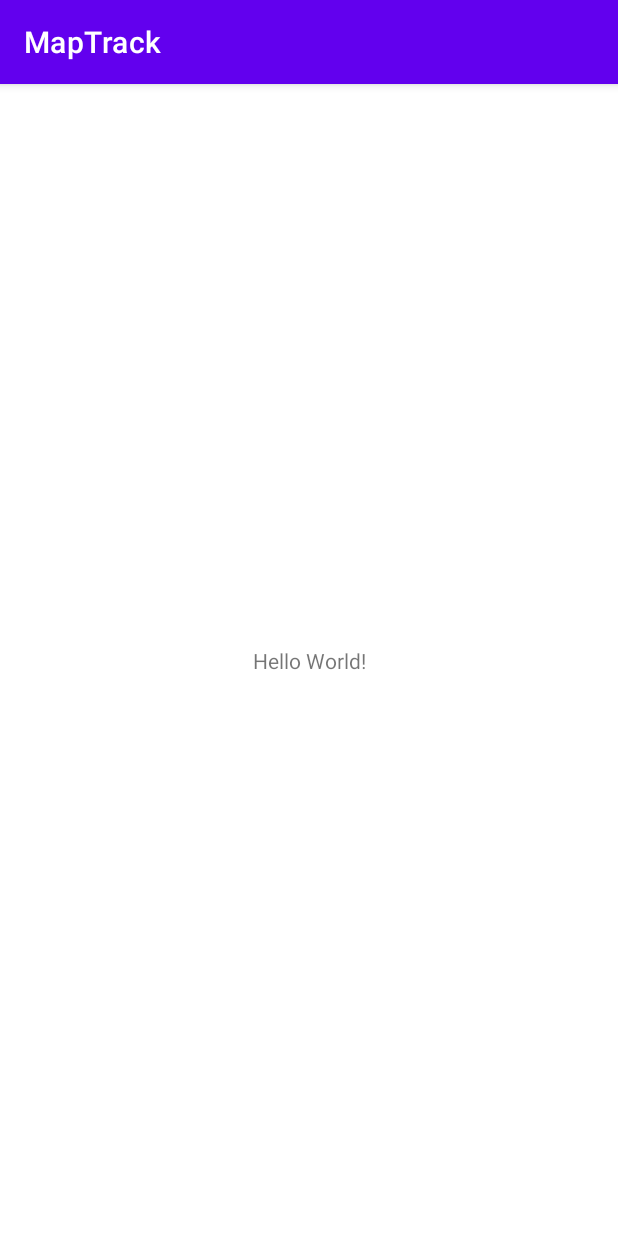
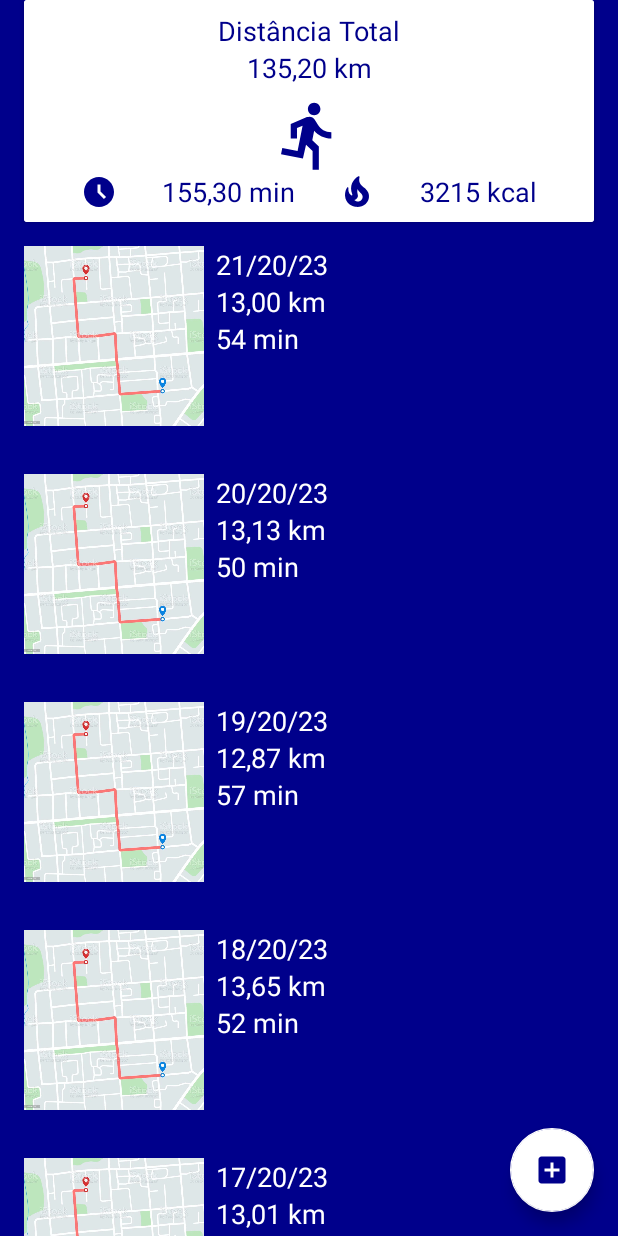
Before and after one commit to LucasOliveiraSimao/MapTrack, an Android app: the screen it shows after launch (MainActivity), on a phone screen of 412 x 824 dp. Run offline under Robolectric (Android 15) with nearby library versions, the phone set to English and light mode, and no system bars.

Commit message:
Creates home screen, adding string files, colors, icons for normal/dark theme and data fake

```diff
--- a/app/src/main/AndroidManifest.xml
+++ b/app/src/main/AndroidManifest.xml
@@ -12,7 +12,7 @@
         android:theme="@style/Theme.MapTrack"
         tools:targetApi="31">
         <activity
-            android:name=".MainActivity"
+            android:name=".ui.MainActivity"
             android:exported="true">
             <intent-filter>
                 <action android:name="android.intent.action.MAIN" />
--- /dev/null
+++ b/app/src/main/java/com/lucassimao/maptrack/data/RouteEntity.kt
@@ -0,0 +1,8 @@
+package com.lucassimao.maptrack.data
+
+data class RouteEntity(
+    val image: Int,
+    val date: String,
+    val distance: String,
+    val time: String
+)
--- /dev/null
+++ b/app/src/main/java/com/lucassimao/maptrack/ui/HomeFragment.kt
@@ -0,0 +1,46 @@
+package com.lucassimao.maptrack.ui
+
+import android.os.Bundle
+import android.view.LayoutInflater
+import android.view.View
+import android.view.ViewGroup
+import androidx.fragment.app.Fragment
+import com.lucassimao.maptrack.R
+import com.lucassimao.maptrack.data.RouteEntity
+import com.lucassimao.maptrack.databinding.FragmentHomeBinding
+
+class HomeFragment : Fragment() {
+    private lateinit var binding: FragmentHomeBinding
+    private lateinit var routeAdapter: RouteAdapter
+
+    override fun onCreateView(
+        inflater: LayoutInflater, container: ViewGroup?,
+        savedInstanceState: Bundle?
+    ): View {
+        binding = FragmentHomeBinding.inflate(layoutInflater)
+        return binding.root
+    }
+
+    override fun onViewCreated(view: View, savedInstanceState: Bundle?) {
+        super.onViewCreated(view, savedInstanceState)
+
+        initRecyclerView(listOfRoutes())
+
+    }
+
+    private fun listOfRoutes(): List<RouteEntity> {
+        return listOf(
+            RouteEntity(R.drawable.img_track, "21/20/23", "13,00 km", "54 min"),
+            RouteEntity(R.drawable.img_track, "20/20/23", "13,13 km", "50 min"),
+            RouteEntity(R.drawable.img_track, "19/20/23", "12,87 km", "57 min"),
+            RouteEntity(R.drawable.img_track, "18/20/23", "13,65 km", "52 min"),
+            RouteEntity(R.drawable.img_track, "17/20/23", "13,01 km", "50 min"),
+        )
+    }
+
+    private fun initRecyclerView(listOfRoutes: List<RouteEntity>) {
+        routeAdapter = RouteAdapter(listOfRoutes)
+        binding.homeListOfRoutes.adapter = routeAdapter
+    }
+
+}
--- /dev/null
+++ b/app/src/main/java/com/lucassimao/maptrack/ui/MainActivity.kt
@@ -0,0 +1,16 @@
+package com.lucassimao.maptrack.ui
+
+import androidx.appcompat.app.AppCompatActivity
+import android.os.Bundle
+import com.lucassimao.maptrack.databinding.ActivityMainBinding
+
+class MainActivity : AppCompatActivity() {
+    private lateinit var binding: ActivityMainBinding
+
+    override fun onCreate(savedInstanceState: Bundle?) {
+        super.onCreate(savedInstanceState)
+        binding = ActivityMainBinding.inflate(layoutInflater)
+        setContentView(binding.root)
+    }
+
+}
--- /dev/null
+++ b/app/src/main/java/com/lucassimao/maptrack/ui/RouteAdapter.kt
@@ -0,0 +1,37 @@
+package com.lucassimao.maptrack.ui
+
+import android.view.LayoutInflater
+import android.view.ViewGroup
+import androidx.recyclerview.widget.RecyclerView
+import com.lucassimao.maptrack.data.RouteEntity
+import com.lucassimao.maptrack.databinding.ListItemBinding
+
+class RouteAdapter(private val listOfRoutes: List<RouteEntity>) :
+    RecyclerView.Adapter<RouteViewHolder>() {
+
+    override fun onCreateViewHolder(parent: ViewGroup, viewType: Int): RouteViewHolder {
+        val layoutInflater = LayoutInflater.from(parent.context)
+        val binding = ListItemBinding.inflate(layoutInflater, parent, false)
+        return RouteViewHolder(binding)
+    }
+
+    override fun getItemCount() = listOfRoutes.size
+
+    override fun onBindViewHolder(holder: RouteViewHolder, position: Int) {
+        holder.bind(listOfRoutes[position])
+    }
+}
+
+class RouteViewHolder(private val binding: ListItemBinding) :
+    RecyclerView.ViewHolder(binding.root) {
+
+    fun bind(route: RouteEntity) {
+        binding.apply {
+            listItemImage.setImageResource(route.image)
+            listItemDate.text = route.date
+            listItemDistance.text = route.distance
+            listItemTime.text = route.time
+        }
+    }
+
+}
--- /dev/null
+++ b/app/src/main/res/drawable/ic_add_box.xml
@@ -0,0 +1,10 @@
+<vector xmlns:android="http://schemas.android.com/apk/res/android"
+    android:width="24dp"
+    android:height="24dp"
+    android:tint="@color/dark_blue"
+    android:viewportWidth="24"
+    android:viewportHeight="24">
+    <path
+        android:fillColor="@android:color/white"
+        android:pathData="M19,3L5,3c-1.11,0 -2,0.9 -2,2v14c0,1.1 0.89,2 2,2h14c1.1,0 2,-0.9 2,-2L21,5c0,-1.1 -0.9,-2 -2,-2zM17,13h-4v4h-2v-4L7,13v-2h4L11,7h2v4h4v2z" />
+</vector>
--- /dev/null
+++ b/app/src/main/res/drawable/ic_calories.xml
@@ -0,0 +1,10 @@
+<vector xmlns:android="http://schemas.android.com/apk/res/android"
+    android:width="24dp"
+    android:height="24dp"
+    android:tint="@color/dark_blue"
+    android:viewportWidth="24"
+    android:viewportHeight="24">
+    <path
+        android:fillColor="@android:color/white"
+        android:pathData="M19.48,12.35c-1.57,-4.08 -7.16,-4.3 -5.81,-10.23c0.1,-0.44 -0.37,-0.78 -0.75,-0.55C9.29,3.71 6.68,8 8.87,13.62c0.18,0.46 -0.36,0.89 -0.75,0.59c-1.81,-1.37 -2,-3.34 -1.84,-4.75c0.06,-0.52 -0.62,-0.77 -0.91,-0.34C4.69,10.16 4,11.84 4,14.37c0.38,5.6 5.11,7.32 6.81,7.54c2.43,0.31 5.06,-0.14 6.95,-1.87C19.84,18.11 20.6,15.03 19.48,12.35zM10.2,17.38c1.44,-0.35 2.18,-1.39 2.38,-2.31c0.33,-1.43 -0.96,-2.83 -0.09,-5.09c0.33,1.87 3.27,3.04 3.27,5.08C15.84,17.59 13.1,19.76 10.2,17.38z" />
+</vector>
--- /dev/null
+++ b/app/src/main/res/drawable/ic_home.xml
@@ -0,0 +1,10 @@
+<vector xmlns:android="http://schemas.android.com/apk/res/android"
+    android:width="24dp"
+    android:height="24dp"
+    android:tint="@color/dark_blue"
+    android:viewportWidth="24"
+    android:viewportHeight="24">
+    <path
+        android:fillColor="@android:color/white"
+        android:pathData="M10,20v-6h4v6h5v-8h3L12,3 2,12h3v8z" />
+</vector>
--- /dev/null
+++ b/app/src/main/res/drawable/ic_run.xml
@@ -0,0 +1,11 @@
+<vector xmlns:android="http://schemas.android.com/apk/res/android"
+    android:width="24dp"
+    android:height="24dp"
+    android:autoMirrored="true"
+    android:tint="@color/dark_blue"
+    android:viewportWidth="24"
+    android:viewportHeight="24">
+    <path
+        android:fillColor="@android:color/white"
+        android:pathData="M13.49,5.48c1.1,0 2,-0.9 2,-2s-0.9,-2 -2,-2 -2,0.9 -2,2 0.9,2 2,2zM9.89,19.38l1,-4.4 2.1,2v6h2v-7.5l-2.1,-2 0.6,-3c1.3,1.5 3.3,2.5 5.5,2.5v-2c-1.9,0 -3.5,-1 -4.3,-2.4l-1,-1.6c-0.4,-0.6 -1,-1 -1.7,-1 -0.3,0 -0.5,0.1 -0.8,0.1l-5.2,2.2v4.7h2v-3.4l1.8,-0.7 -1.6,8.1 -4.9,-1 -0.4,2 7,1.4z" />
+</vector>
--- /dev/null
+++ b/app/src/main/res/drawable/ic_time_filled_24.xml
@@ -0,0 +1,10 @@
+<vector xmlns:android="http://schemas.android.com/apk/res/android"
+    android:width="24dp"
+    android:height="24dp"
+    android:tint="@color/dark_blue"
+    android:viewportWidth="24"
+    android:viewportHeight="24">
+    <path
+        android:fillColor="@android:color/white"
+        android:pathData="M11.99,2C6.47,2 2,6.48 2,12s4.47,10 9.99,10C17.52,22 22,17.52 22,12S17.52,2 11.99,2zM15.29,16.71L11,12.41V7h2v4.59l3.71,3.71L15.29,16.71z" />
+</vector>
--- a/app/src/main/res/layout/activity_main.xml
+++ b/app/src/main/res/layout/activity_main.xml
@@ -4,15 +4,18 @@
     xmlns:tools="http://schemas.android.com/tools"
     android:layout_width="match_parent"
     android:layout_height="match_parent"
-    tools:context=".MainActivity">
+    tools:context=".ui.MainActivity">
 
-    <TextView
-        android:layout_width="wrap_content"
-        android:layout_height="wrap_content"
-        android:text="Hello World!"
-        app:layout_constraintBottom_toBottomOf="parent"
+    <androidx.fragment.app.FragmentContainerView
+        android:id="@+id/nav_host_fragment"
+        android:name="androidx.navigation.fragment.NavHostFragment"
+        android:layout_width="0dp"
+        android:layout_height="0dp"
+        app:defaultNavHost="true"
         app:layout_constraintEnd_toEndOf="parent"
         app:layout_constraintStart_toStartOf="parent"
-        app:layout_constraintTop_toTopOf="parent" />
+        app:layout_constraintTop_toTopOf="parent"
+        app:layout_constraintBottom_toBottomOf="parent"
+        app:navGraph="@navigation/nav_graph" />
 
 </androidx.constraintlayout.widget.ConstraintLayout>
--- /dev/null
+++ b/app/src/main/res/layout/content_card_home.xml
@@ -0,0 +1,98 @@
+<?xml version="1.0" encoding="utf-8"?>
+<androidx.cardview.widget.CardView xmlns:android="http://schemas.android.com/apk/res/android"
+    xmlns:app="http://schemas.android.com/apk/res-auto"
+    xmlns:tools="http://schemas.android.com/tools"
+    android:layout_width="match_parent"
+    android:layout_height="wrap_content"
+    android:layout_margin="16dp"
+    tools:showIn="@layout/fragment_home">
+
+    <androidx.constraintlayout.widget.ConstraintLayout
+        android:layout_width="match_parent"
+        android:layout_height="match_parent"
+        android:background="@color/white"
+        android:padding="8dp">
+
+        <TextView
+            android:id="@+id/textView"
+            style="@style/TextViewHomeDefault"
+            android:layout_width="wrap_content"
+            android:layout_height="wrap_content"
+            android:text="@string/total_distance"
+            app:layout_constraintEnd_toEndOf="parent"
+            app:layout_constraintStart_toStartOf="parent"
+            app:layout_constraintTop_toTopOf="parent" />
+
+        <TextView
+            android:id="@+id/content_card_total_km"
+            style="@style/TextViewHomeDefault"
+            android:layout_width="wrap_content"
+            android:layout_height="wrap_content"
+            android:text="@string/total_km"
+            app:layout_constraintEnd_toEndOf="@+id/textView"
+            app:layout_constraintStart_toStartOf="@+id/textView"
+            app:layout_constraintTop_toBottomOf="@+id/textView" />
+
+        <ImageView
+            android:id="@+id/imageView5"
+            android:layout_width="50dp"
+            android:layout_height="50dp"
+            android:layout_marginTop="8dp"
+            android:src="@drawable/ic_run"
+            app:layout_constraintEnd_toEndOf="@+id/textView"
+            app:layout_constraintStart_toStartOf="@+id/textView"
+            app:layout_constraintTop_toBottomOf="@+id/content_card_total_km"
+            tools:ignore="ContentDescription" />
+
+        <ImageView
+            android:id="@+id/imageView"
+            android:layout_width="wrap_content"
+            android:layout_height="wrap_content"
+            android:src="@drawable/ic_time_filled_24"
+            app:layout_constraintBaseline_toBottomOf="parent"
+            app:layout_constraintBottom_toBottomOf="@+id/content_card_total_time"
+            app:layout_constraintEnd_toStartOf="@+id/content_card_total_time"
+            app:layout_constraintStart_toStartOf="parent"
+            app:layout_constraintTop_toTopOf="@+id/content_card_total_time"
+            tools:ignore="ContentDescription" />
+
+        <TextView
+            android:id="@+id/content_card_total_time"
+            style="@style/TextViewHomeDefault"
+            android:layout_width="wrap_content"
+            android:layout_height="wrap_content"
+            android:text="@string/total_time"
+            app:layout_constraintBottom_toBottomOf="parent"
+            app:layout_constraintEnd_toStartOf="@+id/content_card_total_calories"
+            app:layout_constraintHorizontal_bias="0.5"
+            app:layout_constraintStart_toEndOf="@+id/imageView"
+            app:layout_constraintTop_toBottomOf="@+id/imageView5"
+            tools:ignore="MissingConstraints" />
+
+        <ImageView
+            android:id="@+id/content_card_total_calories"
+            android:layout_width="wrap_content"
+            android:layout_height="wrap_content"
+            android:src="@drawable/ic_calories"
+            app:layout_constraintBottom_toBottomOf="@+id/textView3"
+            app:layout_constraintEnd_toStartOf="@+id/textView3"
+            app:layout_constraintStart_toEndOf="@+id/content_card_total_time"
+            app:layout_constraintTop_toTopOf="@+id/textView3"
+            tools:ignore="ContentDescription,MissingConstraints" />
+
+        <TextView
+            android:id="@+id/textView3"
+            style="@style/TextViewHomeDefault"
+            android:layout_width="wrap_content"
+            android:layout_height="wrap_content"
+            android:text="@string/total_calories"
+            app:layout_constraintBottom_toBottomOf="parent"
+            app:layout_constraintEnd_toEndOf="parent"
+            app:layout_constraintHorizontal_bias="0.5"
+            app:layout_constraintStart_toEndOf="@+id/content_card_total_calories"
+            app:layout_constraintTop_toBottomOf="@+id/imageView5"
+            tools:ignore="MissingConstraints" />
+
+    </androidx.constraintlayout.widget.ConstraintLayout>
+
+</androidx.cardview.widget.CardView>
--- /dev/null
+++ b/app/src/main/res/layout/fragment_home.xml
@@ -0,0 +1,36 @@
+<?xml version="1.0" encoding="utf-8"?>
+<androidx.constraintlayout.widget.ConstraintLayout xmlns:android="http://schemas.android.com/apk/res/android"
+    xmlns:app="http://schemas.android.com/apk/res-auto"
+    xmlns:tools="http://schemas.android.com/tools"
+    android:layout_width="match_parent"
+    android:layout_height="match_parent"
+    tools:context=".ui.HomeFragment">
+
+    <include
+        android:id="@+id/include_card_home"
+        layout="@layout/content_card_home"
+        app:layout_constraintEnd_toEndOf="parent"
+        app:layout_constraintStart_toStartOf="parent"
+        app:layout_constraintTop_toTopOf="parent" />
+
+    <androidx.recyclerview.widget.RecyclerView
+        android:id="@+id/home_list_of_routes"
+        android:layout_width="0dp"
+        android:layout_height="0dp"
+        app:layoutManager="androidx.recyclerview.widget.LinearLayoutManager"
+        app:layout_constraintBottom_toBottomOf="parent"
+        app:layout_constraintEnd_toEndOf="parent"
+        app:layout_constraintStart_toStartOf="parent"
+        app:layout_constraintTop_toBottomOf="@+id/include_card_home"
+        tools:listitem="@layout/list_item" />
+
+    <com.google.android.material.floatingactionbutton.FloatingActionButton
+        android:layout_width="wrap_content"
+        android:layout_height="wrap_content"
+        android:layout_margin="16dp"
+        android:src="@drawable/ic_add_box"
+        app:layout_constraintBottom_toBottomOf="parent"
+        app:layout_constraintEnd_toEndOf="parent"
+        tools:ignore="ContentDescription" />
+
+</androidx.constraintlayout.widget.ConstraintLayout>
--- /dev/null
+++ b/app/src/main/res/layout/list_item.xml
@@ -0,0 +1,49 @@
+<?xml version="1.0" encoding="utf-8"?>
+<androidx.constraintlayout.widget.ConstraintLayout xmlns:android="http://schemas.android.com/apk/res/android"
+    xmlns:app="http://schemas.android.com/apk/res-auto"
+    xmlns:tools="http://schemas.android.com/tools"
+    android:layout_width="match_parent"
+    android:layout_height="wrap_content"
+    android:padding="16dp">
+
+    <ImageView
+        android:id="@+id/list_item_image"
+        android:layout_width="120dp"
+        android:layout_height="120dp"
+        android:scaleType="centerCrop"
+        app:layout_constraintStart_toStartOf="parent"
+        app:layout_constraintTop_toTopOf="parent"
+        tools:src="@drawable/img_track"
+        tools:ignore="ContentDescription" />
+
+    <TextView
+        android:id="@+id/list_item_date"
+        style="@style/TextViewListItemDefault"
+        android:layout_width="wrap_content"
+        android:layout_height="wrap_content"
+        android:layout_marginStart="8dp"
+        android:text="@string/example_date"
+        app:layout_constraintStart_toEndOf="@+id/list_item_image"
+        app:layout_constraintTop_toTopOf="@+id/list_item_image" />
+
+    <TextView
+        android:id="@+id/list_item_distance"
+        style="@style/TextViewListItemDefault"
+        android:layout_width="wrap_content"
+        android:layout_height="wrap_content"
+        android:layout_marginStart="8dp"
+        android:text="@string/example_km"
+        app:layout_constraintStart_toEndOf="@+id/list_item_image"
+        app:layout_constraintTop_toBottomOf="@+id/list_item_date" />
+
+    <TextView
+        android:id="@+id/list_item_time"
+        style="@style/TextViewListItemDefault"
+        android:layout_width="wrap_content"
+        android:layout_height="wrap_content"
+        android:layout_marginStart="8dp"
+        android:text="@string/example_time"
+        app:layout_constraintStart_toEndOf="@+id/list_item_image"
+        app:layout_constraintTop_toBottomOf="@+id/list_item_distance" />
+
+</androidx.constraintlayout.widget.ConstraintLayout>
--- /dev/null
+++ b/app/src/main/res/navigation/nav_graph.xml
@@ -0,0 +1,13 @@
+<?xml version="1.0" encoding="utf-8"?>
+<navigation xmlns:android="http://schemas.android.com/apk/res/android"
+    xmlns:app="http://schemas.android.com/apk/res-auto"
+    xmlns:tools="http://schemas.android.com/tools"
+    android:id="@+id/nav_graph"
+    app:startDestination="@id/homeFragment">
+
+    <fragment
+        android:id="@+id/homeFragment"
+        android:name="com.lucassimao.maptrack.ui.HomeFragment"
+        android:label="fragment_home"
+        tools:layout="@layout/fragment_home" />
+</navigation>
--- a/app/src/main/res/values-night/themes.xml
+++ b/app/src/main/res/values-night/themes.xml
@@ -1,16 +1,17 @@
 <resources xmlns:tools="http://schemas.android.com/tools">
     <!-- Base application theme. -->
-    <style name="Theme.MapTrack" parent="Theme.MaterialComponents.DayNight.DarkActionBar">
+    <style name="Theme.MapTrack" parent="Theme.MaterialComponents.DayNight.NoActionBar">
         <!-- Primary brand color. -->
         <item name="colorPrimary">@color/purple_200</item>
         <item name="colorPrimaryVariant">@color/purple_700</item>
         <item name="colorOnPrimary">@color/black</item>
         <!-- Secondary brand color. -->
-        <item name="colorSecondary">@color/teal_200</item>
+        <item name="colorSecondary">@color/white</item>
         <item name="colorSecondaryVariant">@color/teal_200</item>
         <item name="colorOnSecondary">@color/black</item>
         <!-- Status bar color. -->
         <item name="android:statusBarColor">?attr/colorPrimaryVariant</item>
         <!-- Customize your theme here. -->
+        <item name="android:windowBackground">@color/black</item>
     </style>
 </resources>
--- a/app/src/main/res/values/colors.xml
+++ b/app/src/main/res/values/colors.xml
@@ -7,4 +7,6 @@
     <color name="teal_700">#FF018786</color>
     <color name="black">#FF000000</color>
     <color name="white">#FFFFFFFF</color>
+
+    <color name="dark_blue">#00008B</color>
 </resources>
--- a/app/src/main/res/values/strings.xml
+++ b/app/src/main/res/values/strings.xml
@@ -1,3 +1,17 @@
 <resources>
     <string name="app_name">MapTrack</string>
+
+    <!--    Content Card Home-->
+    <string name="total_distance">Distância Total</string>
+    <string name="total_km">135,20 km</string>
+    <string name="total_time">155,30 min</string>
+    <string name="total_calories">3215 kcal</string>
+    <!--    Content Card Home-->
+
+    <!--  List Item  -->
+    <string name="example_date">15/08/23</string>
+    <string name="example_km">1,24 km</string>
+    <string name="example_time">54 min</string>
+    <string name="your_routes">Seus Trajetos</string>
+    <!--  List Item  -->
 </resources>
--- a/app/src/main/res/values/themes.xml
+++ b/app/src/main/res/values/themes.xml
@@ -1,16 +1,27 @@
 <resources xmlns:tools="http://schemas.android.com/tools">
     <!-- Base application theme. -->
-    <style name="Theme.MapTrack" parent="Theme.MaterialComponents.DayNight.DarkActionBar">
+    <style name="Theme.MapTrack" parent="Theme.MaterialComponents.DayNight.NoActionBar">
         <!-- Primary brand color. -->
         <item name="colorPrimary">@color/purple_500</item>
         <item name="colorPrimaryVariant">@color/purple_700</item>
         <item name="colorOnPrimary">@color/white</item>
         <!-- Secondary brand color. -->
-        <item name="colorSecondary">@color/teal_200</item>
-        <item name="colorSecondaryVariant">@color/teal_700</item>
-        <item name="colorOnSecondary">@color/black</item>
+        <item name="colorSecondary">@color/white</item>
+        <item name="colorSecondaryVariant">@color/dark_blue</item>
+        <item name="colorOnSecondary">@color/dark_blue</item>
         <!-- Status bar color. -->
         <item name="android:statusBarColor">?attr/colorPrimaryVariant</item>
         <!-- Customize your theme here. -->
+        <item name="android:windowBackground">@color/dark_blue</item>
+    </style>
+
+    <style name="TextViewHomeDefault" parent="Theme.MapTrack">
+        <item name="android:textColor">@color/dark_blue</item>
+        <item name="android:textSize">18sp</item>
+    </style>
+
+    <style name="TextViewListItemDefault" parent="Theme.MapTrack">
+        <item name="android:textColor">@color/white</item>
+        <item name="android:textSize">18sp</item>
     </style>
 </resources>
```
Also changed, not shown: app/src/main/res/drawable/img_track.webp (added).
